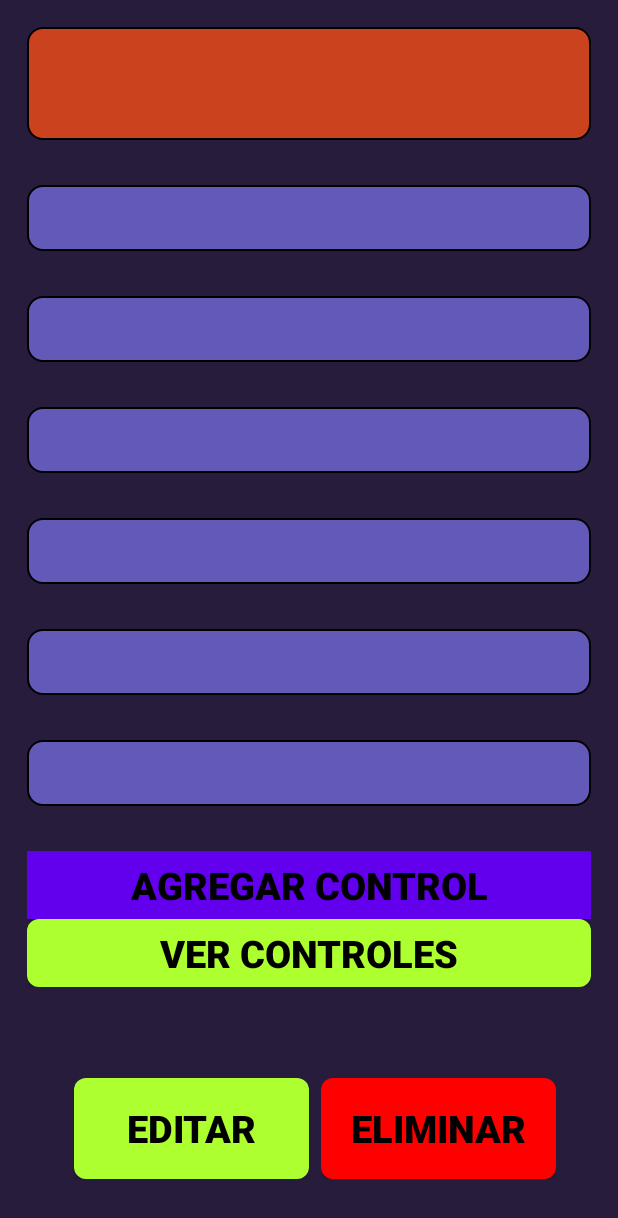
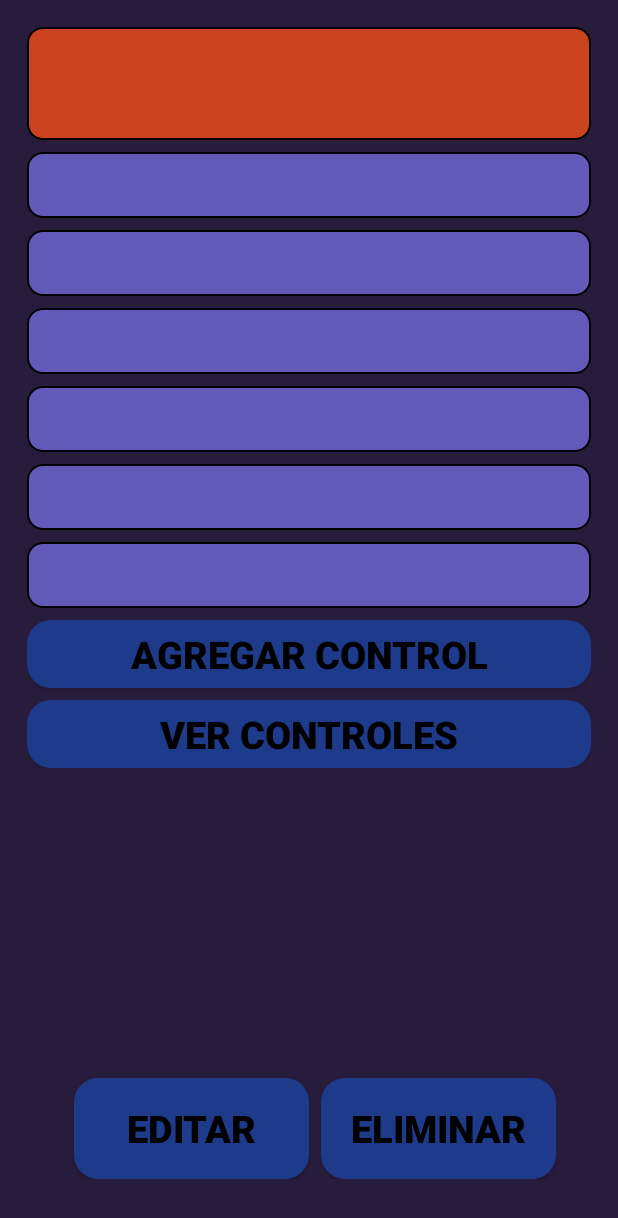
Before and after one commit to mriveros/ganatec-app, an Android app: the DetalleVaca screen opened directly, with no data from a screen before it, on a phone screen of 412 x 824 dp. Shown: the top 1218 px of the screen. Run offline under Robolectric (Android 15) with nearby library versions, the phone set to English and light mode, and no system bars; 1 statement that could not run was skipped.

Commit message:
modified:   app/src/main/res/drawable/border_item_lista_vacas.xml 	modified:   app/src/main/res/layout/activity_aniadir_vaca.xml 	modified:   app/src/main/res/layout/activity_control_vaca.xml 	modified:   app/src/main/res/layout/activity_detalle_vaca.xml 	modified:   app/src/main/res/layout/activity_lista_de_vacas.xml

```diff
--- a/app/src/main/res/drawable/border_item_lista_vacas.xml
+++ b/app/src/main/res/drawable/border_item_lista_vacas.xml
@@ -1,6 +1,6 @@
 <shape xmlns:android="http://schemas.android.com/apk/res/android"
     android:shape="rectangle">
-    <solid android:color="#D32F2F" />
+    <solid android:color="#1E3A8A" />
     <stroke
         android:width="1dp"
         android:color="#000000" />
--- a/app/src/main/res/layout/activity_control_vaca.xml
+++ b/app/src/main/res/layout/activity_control_vaca.xml
@@ -50,7 +50,7 @@
                     android:textStyle="bold"/>
 
             <ScrollView
-                    android:id="@id/scrollView2"
+                    android:id="@id/scrollView"
                     android:layout_width="300dp"
                     android:layout_height="wrap_content"
                     android:layout_marginEnd="3dp"
--- a/app/src/main/res/layout/activity_detalle_vaca.xml
+++ b/app/src/main/res/layout/activity_detalle_vaca.xml
@@ -34,7 +34,7 @@
                     android:background="@drawable/border_nombre_vaca"
                     android:paddingStart="15dp"
                     android:paddingTop="9dp"
-                    android:layout_marginBottom="30dp"
+                    android:layout_marginBottom="8dp"
             android:textColor="@color/white"
             android:textSize="28sp"
             android:textStyle="bold"
@@ -42,12 +42,12 @@
 
             <TextView
                     android:id="@+id/txtFechaNacimiento"
-                    android:layout_marginBottom="30dp"
                     android:layout_width="match_parent"
                     android:layout_height="wrap_content"
                     android:background="@drawable/border_button_sin_color"
                     android:paddingStart="15dp"
                     android:paddingTop="9dp"
+                    android:layout_marginBottom="8dp"
             android:textColor="@color/white"
             android:textSize="25sp"
             android:textStyle="bold"/>
@@ -56,22 +56,22 @@
                     android:id="@+id/txtNroCaravana"
                     android:layout_width="match_parent"
                     android:layout_height="wrap_content"
-                    android:layout_marginBottom="30dp"
                     android:background="@drawable/border_button_sin_color"
                     android:paddingStart="15dp"
                     android:paddingTop="9dp"
+                    android:layout_marginBottom="8dp"
             android:textColor="@color/white"
             android:textSize="25sp"
             android:textStyle="bold"/>
 
             <TextView
                     android:id="@+id/SnnUbicacion"
-                    android:layout_marginBottom="30dp"
                     android:layout_width="match_parent"
                     android:layout_height="wrap_content"
                     android:background="@drawable/border_button_sin_color"
                     android:paddingStart="15dp"
                     android:paddingTop="9dp"
+                    android:layout_marginBottom="8dp"
             android:textColor="@color/white"
             android:textSize="25sp"
             android:textStyle="bold"/>
@@ -80,32 +80,34 @@
                     android:id="@+id/SnnColor"
                     android:layout_width="match_parent"
                     android:layout_height="wrap_content"
-                    android:layout_marginBottom="30dp"
                     android:background="@drawable/border_button_sin_color"
                     android:paddingStart="15dp"
                     android:paddingTop="9dp"
+                    android:layout_marginBottom="8dp"
             android:textColor="@color/white"
             android:textSize="25sp"
             android:textStyle="bold"/>
+
             <TextView
                     android:id="@+id/SnnSexo"
                     android:layout_width="match_parent"
                     android:layout_height="wrap_content"
-                    android:layout_marginBottom="30dp"
                     android:background="@drawable/border_button_sin_color"
                     android:paddingStart="15dp"
                     android:paddingTop="9dp"
+                    android:layout_marginBottom="8dp"
             android:textColor="@color/white"
             android:textSize="25sp"
             android:textStyle="bold"/>
+
             <TextView
                     android:id="@+id/TxtPeso"
                     android:layout_width="match_parent"
                     android:layout_height="wrap_content"
-                    android:layout_marginBottom="30dp"
                     android:background="@drawable/border_button_sin_color"
                     android:paddingStart="15dp"
                     android:paddingTop="9dp"
+                    android:layout_marginBottom="8dp"
             android:textColor="@color/white"
             android:textSize="25sp"
             android:textStyle="bold"/>
@@ -113,20 +115,22 @@
             <Button
                     android:id="@+id/btnAgregarControl"
                     android:layout_width="match_parent"
-                       android:layout_height="match_parent"
+                    android:layout_height="wrap_content"
             android:layout_weight="3"
-                       android:background="@drawable/btn_azul"
+            android:background="@drawable/rounded_button"
             android:text="@string/agregar_control"
             android:textColor="@color/black"
             android:textSize="25sp"
             android:textStyle="bold"
-                       android:minHeight="45dp"/>
+            android:minHeight="45dp"
+            android:layout_marginBottom="8dp"/>
+
             <Button
                     android:id="@+id/btnVerControl"
                     android:layout_width="match_parent"
-                       android:layout_height="match_parent"
+                    android:layout_height="wrap_content"
             android:layout_weight="3"
-                       android:background="@drawable/btn_verde"
+            android:background="@drawable/rounded_button"
             android:text="@string/ver_control"
             android:textColor="@color/black"
             android:textSize="25sp"
@@ -155,7 +159,7 @@
             android:layout_height="67dp"
             android:layout_weight="1"
             android:layout_marginStart="8dp"
-            android:background="@drawable/btn_verde"
+            android:background="@drawable/rounded_button"
             android:text="@string/editar"
             android:textColor="@color/black"
             android:textSize="25sp"
@@ -166,7 +170,7 @@
                 android:layout_height="67dp"
                 android:layout_weight="1"
                 android:layout_marginStart="8dp"
-                android:background="@drawable/btn_rojo"
+                android:background="@drawable/rounded_button"
                 android:text="@string/eliminar"
                 android:textColor="@color/black"
                 android:textSize="25sp"
--- a/app/src/main/res/layout/activity_lista_de_vacas.xml
+++ b/app/src/main/res/layout/activity_lista_de_vacas.xml
@@ -42,11 +42,11 @@
             android:id="@+id/btnAniadirVaca"
             android:layout_width="0dp"
             android:layout_height="49dp"
-            android:background="@drawable/btn_azul"
             android:text="@string/a_adir_vaca"
             android:textColor="@color/white"
             android:textStyle="bold"
             android:textSize="30sp"
+            android:background="@drawable/rounded_button"
             app:layout_constraintTop_toBottomOf="@+id/rvListaVaca"
             app:layout_constraintStart_toStartOf="parent"
             app:layout_constraintEnd_toEndOf="parent"
```
Also changed, not shown: app/src/main/res/layout/activity_aniadir_vaca.xml (+25 -45 lines). Lines whose indentation alone changed are shown as unchanged.
